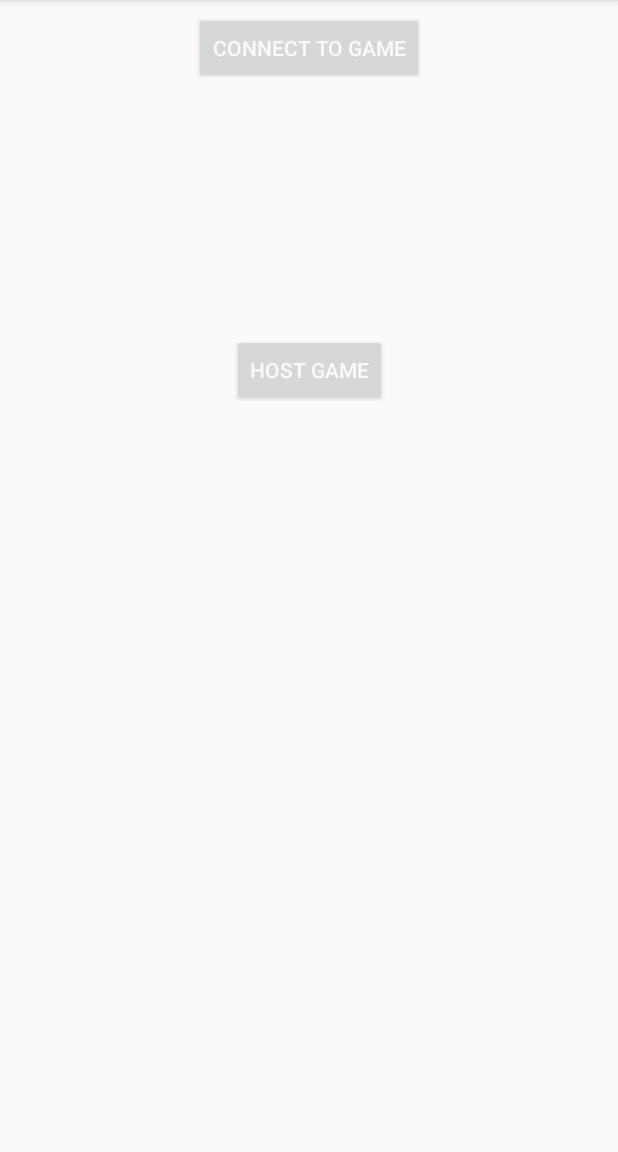
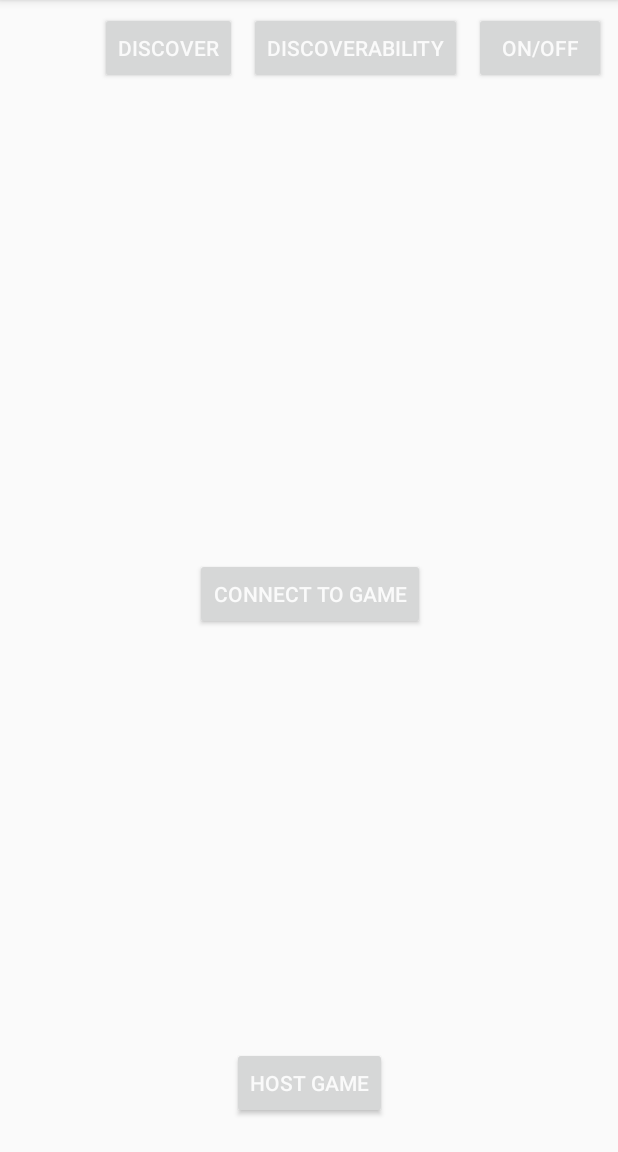
Before and after one commit to DumboJunior/Drink-Drank-Drunk, an Android app: the Games screen opened directly, with no data from a screen before it, on a phone screen of 412 x 824 dp, the part 84-1236 px from its top. Run offline under Robolectric (Android 15) with nearby library versions, the phone set to English and light mode, and no system bars.

Commit message:
bluetooth, host and connect on one screen

```diff
--- a/app/src/main/res/layout/activity_connect_to_game.xml
+++ b/app/src/main/res/layout/activity_connect_to_game.xml
@@ -7,7 +7,7 @@
     tools:context="com.exsample.drinkdrankdrunk.ConnectToGame">
 
     <Button
-        android:id="@+id/bluetooth"
+        android:id="@+id/bluetooth_discover"
         android:layout_width="wrap_content"
         android:layout_height="wrap_content"
         android:layout_marginEnd="8dp"
@@ -22,7 +22,7 @@
         app:layout_constraintTop_toTopOf="parent" />
 
     <ListView
-        android:id="@+id/lvNewDevices"
+        android:id="@+id/lvNewDevices2"
         android:layout_width="368dp"
         android:layout_height="252dp"
         android:layout_marginEnd="8dp"
@@ -32,6 +32,6 @@
         android:layout_marginTop="8dp"
         app:layout_constraintEnd_toEndOf="parent"
         app:layout_constraintStart_toStartOf="parent"
-        app:layout_constraintTop_toBottomOf="@+id/bluetooth" />
+        app:layout_constraintTop_toBottomOf="@+id/bluetooth_discover" />
 
 </android.support.constraint.ConstraintLayout>
--- a/app/src/main/res/layout/activity_games.xml
+++ b/app/src/main/res/layout/activity_games.xml
@@ -12,10 +12,11 @@
         android:layout_height="wrap_content"
         android:layout_marginEnd="8dp"
         android:layout_marginStart="8dp"
-        android:layout_marginTop="8dp"
+        android:layout_marginTop="372dp"
         android:onClick="changeview_Connect2Game"
         android:text="Connect to game"
         app:layout_constraintEnd_toEndOf="parent"
+        app:layout_constraintHorizontal_bias="0.502"
         app:layout_constraintStart_toStartOf="parent"
         app:layout_constraintTop_toTopOf="parent" />
 
@@ -33,5 +34,54 @@
         app:layout_constraintEnd_toEndOf="parent"
         app:layout_constraintStart_toStartOf="parent"
         app:layout_constraintTop_toBottomOf="@+id/connect2Game"
-        app:layout_constraintVertical_bias="0.245" />
+        app:layout_constraintVertical_bias="0.951" />
+
+    <Button
+        android:id="@+id/bluetooth_on_off"
+        android:layout_width="wrap_content"
+        android:layout_height="wrap_content"
+        android:layout_marginEnd="8dp"
+        android:layout_marginRight="8dp"
+        android:layout_marginTop="8dp"
+        android:onClick="bluetooth_on_of"
+        android:text="@string/on_off"
+        app:layout_constraintEnd_toEndOf="parent"
+        app:layout_constraintTop_toTopOf="parent" />
+
+    <Button
+        android:id="@+id/bluetooth_discoverability"
+        android:layout_width="wrap_content"
+        android:layout_height="wrap_content"
+        android:layout_marginEnd="8dp"
+        android:layout_marginRight="8dp"
+        android:layout_marginTop="8dp"
+        android:onClick="discoverability_button"
+        android:text="@string/discoverability"
+        app:layout_constraintEnd_toStartOf="@+id/bluetooth_on_off"
+        app:layout_constraintTop_toTopOf="parent" />
+
+    <Button
+        android:id="@+id/bluetooth_discover"
+        android:layout_width="wrap_content"
+        android:layout_height="wrap_content"
+        android:layout_marginEnd="8dp"
+        android:layout_marginRight="8dp"
+        android:layout_marginTop="8dp"
+        android:onClick="refress_recycleview"
+        android:text="@string/discover"
+        app:layout_constraintEnd_toStartOf="@+id/bluetooth_discoverability"
+        app:layout_constraintTop_toTopOf="parent" />
+
+    <ListView
+        android:id="@+id/lvNewDevices"
+        android:layout_width="368dp"
+        android:layout_height="300dp"
+        android:layout_marginEnd="8dp"
+        android:layout_marginLeft="8dp"
+        android:layout_marginRight="8dp"
+        android:layout_marginStart="8dp"
+        android:layout_marginTop="8dp"
+        app:layout_constraintEnd_toEndOf="parent"
+        app:layout_constraintStart_toStartOf="parent"
+        app:layout_constraintTop_toBottomOf="@+id/bluetooth_discover" />
 </android.support.constraint.ConstraintLayout>
--- a/app/src/main/res/values/strings.xml
+++ b/app/src/main/res/values/strings.xml
@@ -15,4 +15,6 @@
     <string name="close">Close</string>
     <string name="frontpage">FrontPage</string>
     <string name="discover">Discover</string>
+    <string name="discoverability">Discoverability</string>
+    <string name="on_off">ON/OFF</string>
 </resources>
```
Also changed, not shown: app/src/main/java/com/exsample/drinkdrankdrunk/ConnectToGame.java (+6 -2 lines), app/src/main/java/com/exsample/drinkdrankdrunk/Games.java (+87 -2 lines).
